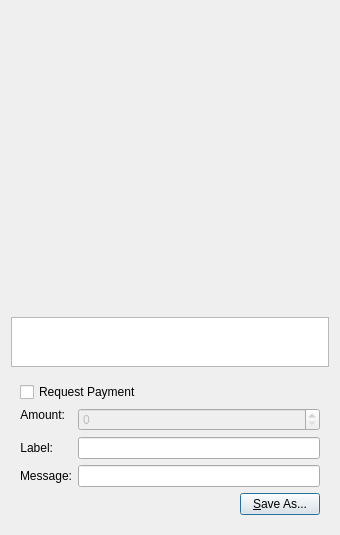
The window that src/qt/forms/qrcodedialog.ui (Xyb0rg/caishen) describes before a commit, drawn with Qt 5.
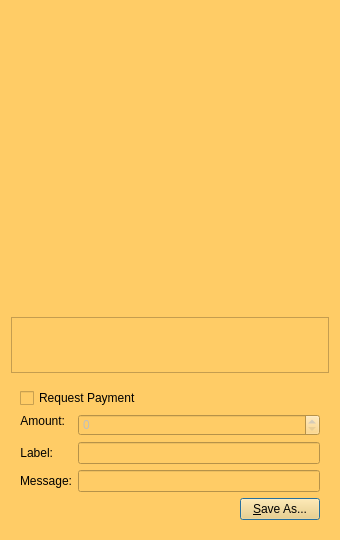
The same window after the commit. Custom widgets are drawn as their Qt base class.

```diff
--- a/src/qt/forms/qrcodedialog.ui
+++ b/src/qt/forms/qrcodedialog.ui
@@ -7,12 +7,16 @@
     <x>0</x>
     <y>0</y>
     <width>340</width>
-    <height>530</height>
+    <height>540</height>
    </rect>
   </property>
   <property name="windowTitle">
    <string>QR Code Dialog</string>
   </property>
+  <property name="styleSheet">
+   <string notr="true">background-color: rgb(255, 204, 102);
+alternate-background-color: rgb(255, 204, 102);</string>
+  </property>
   <layout class="QVBoxLayout" name="verticalLayout_3">
    <item>
     <widget class="QLabel" name="lblQRCode">
```
Left out of the diff: 1 changed line with no effect on the pictures.
